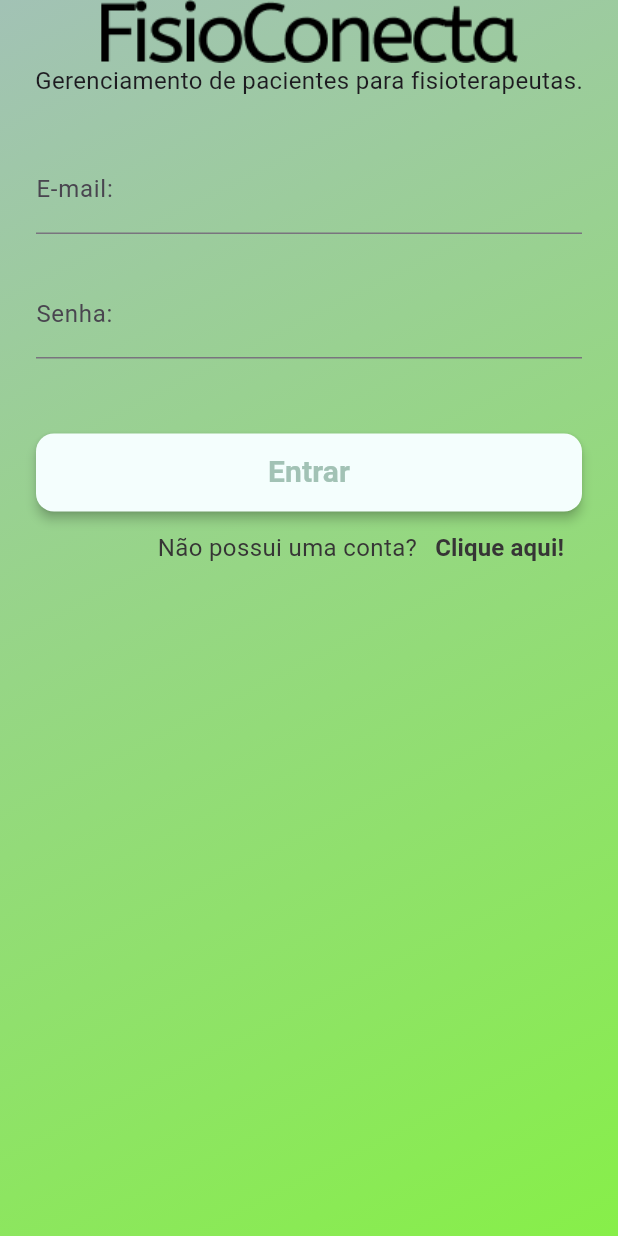
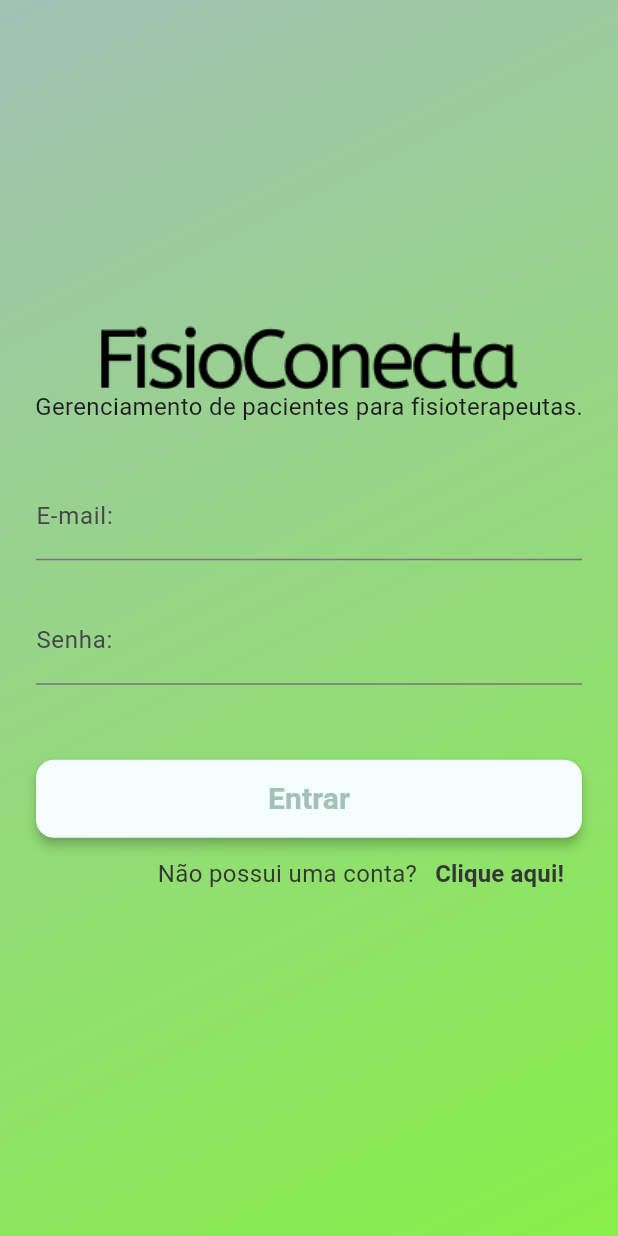
Before and after one commit to gihr0cha/app_fisio_tcc_fisioconecta, a Flutter app: the screen it shows after launch, on a phone screen of 412 x 824 dp. Run offline on Flutter 3.47's test engine with Material 3 defaults, Android fonts, the phone set to English and light mode, and no system bars; our stand-ins replace firebase_auth, firebase_core, firebase_database, go_router; accounts and stored records are empty.

Commit message:
refactor: Update LoginPage layout for better alignment and styling

```diff
--- a/lib/pages/login_page.dart
+++ b/lib/pages/login_page.dart
@@ -77,11 +77,12 @@ class _LoginPageState extends State<LoginPage> {
   @override
   Widget build(BuildContext context) {
     return Scaffold(
+
       body: Stack(
+        alignment: FractionalOffset.center,
         // O widget Stack permite empilhar widgets uns sobre os outros
         children: [
           Container(
-            padding: const EdgeInsets.only(top: 50),
             decoration: const BoxDecoration(
               gradient: LinearGradient(
                 begin: Alignment.topLeft,
@@ -93,6 +94,7 @@ class _LoginPageState extends State<LoginPage> {
           ),
           Column(
             crossAxisAlignment: CrossAxisAlignment.center,
+            mainAxisAlignment: MainAxisAlignment.center,
             children: [
               Image.asset(
                 Theme.of(context).brightness == Brightness.light
```
